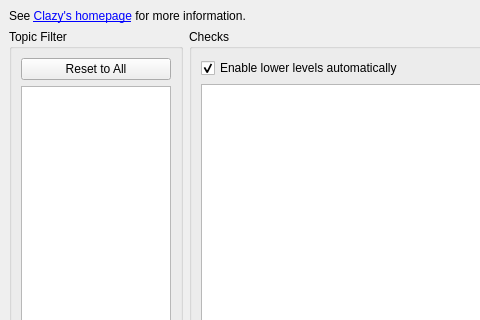
The window that src/plugins/clangtools/clazychecks.ui (qt-creator/qt-creator) describes before a commit, drawn with Qt 5; both pictures show x 0 to 480 and y 0 to 320 of the 800 by 500 pixel window.
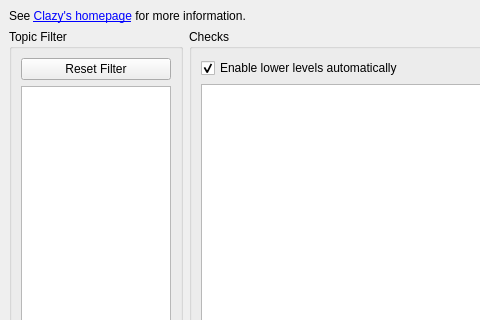
The same window after the commit. Custom widgets are drawn as their Qt base class.

Commit message:
ClangTools: show all checks in clazy settings
Show all checks if no filter is selected, otherwise checks with no
categories will never be visible (qt-keywords).

The edit to the form file:
```diff
--- a/src/plugins/clangtools/clazychecks.ui
+++ b/src/plugins/clangtools/clazychecks.ui
@@ -69,7 +69,7 @@
             <item>
              <widget class="QPushButton" name="topicsResetButton">
               <property name="text">
-               <string>Reset to All</string>
+               <string>Reset Filter</string>
               </property>
              </widget>
             </item>
```
The commit also changes 2 other files.
